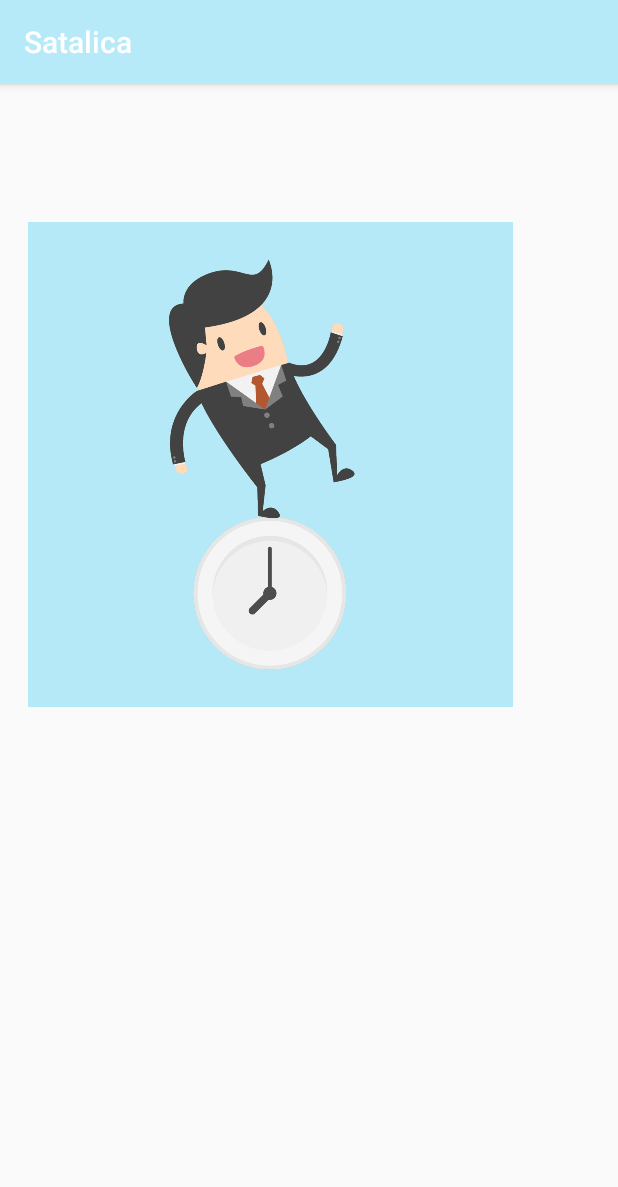
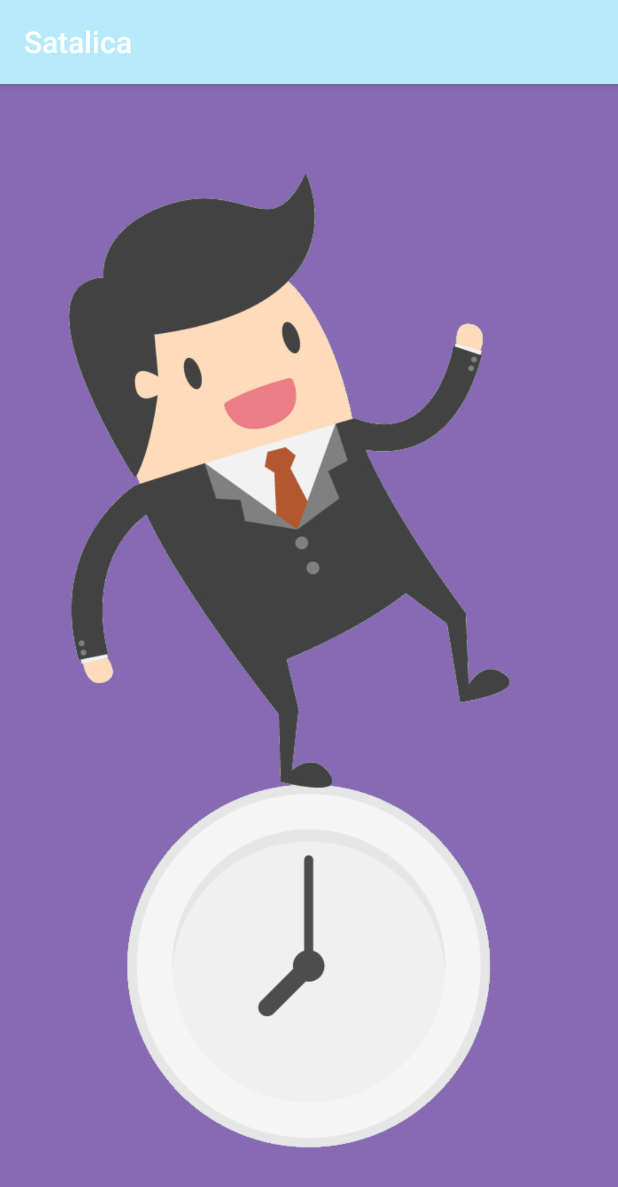
Before and after one commit to vsoljic/Satalica, an Android app: the PopupSuccessActivity screen opened directly, with no data from a screen before it, on a phone screen of 412 x 824 dp. Shown: the top 1187 px of the screen. Run offline under Robolectric (Android 15) with nearby library versions, the phone set to English and light mode, and no system bars.

Commit message:
Minor changes

```diff
--- a/app/src/main/res/layout/activity_game.xml
+++ b/app/src/main/res/layout/activity_game.xml
@@ -13,6 +13,7 @@
         android:layout_width="250dp"
         android:layout_height="250dp"
         android:layout_marginTop="5dp"
+        android:layout_marginBottom="15dp"
         android:background="@drawable/clock1_png" />
 
     <Button
--- a/app/src/main/res/layout/activity_popup_success.xml
+++ b/app/src/main/res/layout/activity_popup_success.xml
@@ -10,16 +10,18 @@
 
     <ImageView
         android:id="@+id/popupSuccessImg"
-        android:layout_width="360dp"
-        android:layout_height="323dp"
+        android:layout_width="wrap_content"
+        android:layout_height="wrap_content"
         android:layout_marginBottom="8dp"
         android:layout_marginTop="92dp"
-        android:elevation="10dp"
+        android:contentDescription="@string/content_desc"
+        android:scaleType="centerCrop"
         app:layout_constraintBottom_toBottomOf="parent"
         app:layout_constraintEnd_toEndOf="parent"
         app:layout_constraintHorizontal_bias="1.0"
         app:layout_constraintStart_toStartOf="parent"
         app:layout_constraintTop_toTopOf="parent"
-        app:srcCompat="@drawable/clock8_blue" />
+        app:layout_constraintVertical_bias="0.92"
+        app:srcCompat="@drawable/clock8_purple" />
 
 </android.support.constraint.ConstraintLayout>
--- a/app/src/main/res/values/strings.xml
+++ b/app/src/main/res/values/strings.xml
@@ -3,7 +3,7 @@
     <string name="start_game">Započni igru</string>
     <string name="results">Rezultati</string>
     <string name="content_desc">Background image</string>
-    <string name="tutorial">Tutorial</string>
+    <string name="tutorial">Učilica</string>
     <string name="user_name">Korisničko ime:</string>
     <string name="user_name_table">Korisničko ime</string>
     <string name="go_game">Kreni</string>
```
Also changed, not shown: app/src/main/java/tvz/android/satalica/activities/TutorialActivity.java (+8 -6 lines), app/src/main/res/layout/activity_popup_failure.xml (+15 -18 lines), 1 other file.
